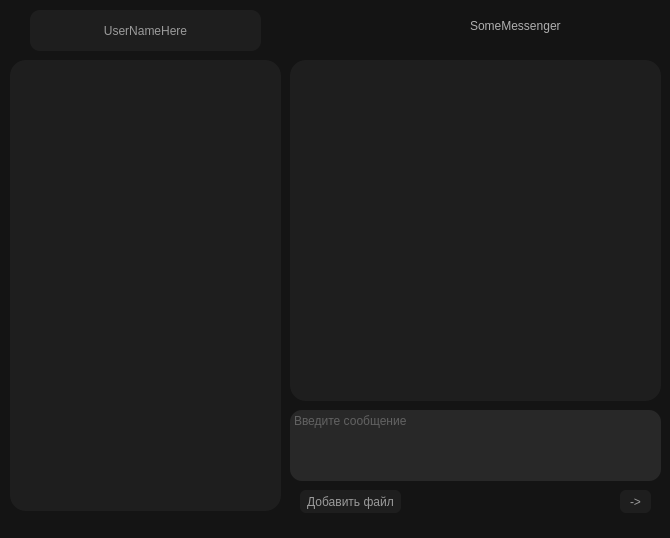
Before: the Qt Designer form biggerInterface/mainwindow.ui in BlackB0w/QtInterface, drawn with Qt 5.
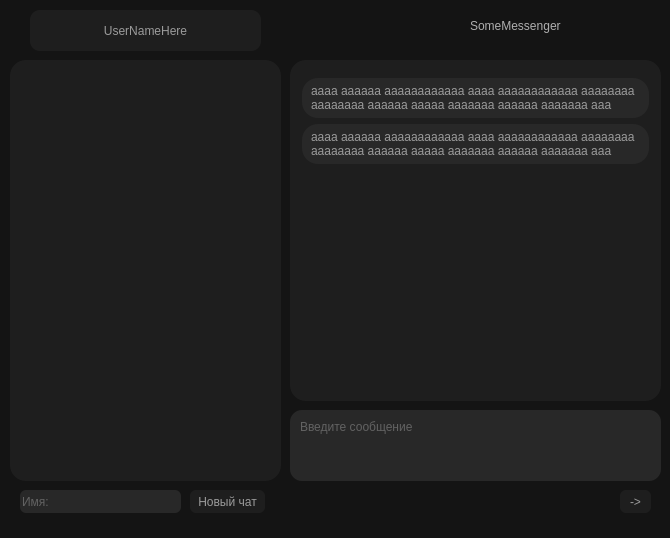
After: the same form once the commit is applied.

What changed in the file:
```diff
--- a/biggerInterface/mainwindow.ui
+++ b/biggerInterface/mainwindow.ui
@@ -10,6 +10,18 @@
     <height>538</height>
    </rect>
   </property>
+  <property name="minimumSize">
+   <size>
+    <width>670</width>
+    <height>538</height>
+   </size>
+  </property>
+  <property name="maximumSize">
+   <size>
+    <width>670</width>
+    <height>538</height>
+   </size>
+  </property>
   <property name="windowTitle">
    <string>MainWindow</string>
   </property>
@@ -55,6 +67,24 @@
       <height>341</height>
      </rect>
     </property>
+    <property name="sizePolicy">
+     <sizepolicy hsizetype="Fixed" vsizetype="Fixed">
+      <horstretch>0</horstretch>
+      <verstretch>0</verstretch>
+     </sizepolicy>
+    </property>
+    <property name="minimumSize">
+     <size>
+      <width>371</width>
+      <height>341</height>
+     </size>
+    </property>
+    <property name="maximumSize">
+     <size>
+      <width>371</width>
+      <height>341</height>
+     </size>
+    </property>
     <property name="styleSheet">
      <string notr="true">QListWidget{
 	border-radius: 16px;
@@ -67,40 +97,28 @@
 
 QListWidget::item {
     background-color: rgb(40,40,40);
-	border:6px solid rgb(30,30,30);
+	margin-top: 6px;
 	border-radius: 16px;
+	padding: 6px;
 }
-</string>
-    </property>
-   </widget>
-   <widget class="QPushButton" name="pushButton">
-    <property name="geometry">
-     <rect>
-      <x>300</x>
-      <y>490</y>
-      <width>101</width>
-      <height>23</height>
-     </rect>
-    </property>
-    <property name="styleSheet">
-     <string notr="true">QPushButton{
-	border-radius: 6px;
-	background-color: rgb(30,30,30);
+QListWidget::item:selected{
 	color: rgb(155,155,155);
-	
-	font: 10pt &quot;Cambria&quot;;
-}
-QPushButton:pressed{
-	border-radius: 6px;
-	background-color: rgb(90,90,90);
-	color: rgb(220,220,220);
-	
-	font: 10pt &quot;Cambria&quot;;
+	font: 12pt &quot;Cambria&quot;;
 }</string>
     </property>
-    <property name="text">
-     <string>Добавить файл</string>
+    <property name="wordWrap">
+     <bool>true</bool>
     </property>
+    <item>
+     <property name="text">
+      <string>aaaa aaaaaa aaaaaaaaaaaa aaaa aaaaaaaaaaaa aaaaaaaa aaaaaaaa aaaaaa aaaaa aaaaaaa aaaaaa aaaaaaa aaa</string>
+     </property>
+    </item>
+    <item>
+     <property name="text">
+      <string>aaaa aaaaaa aaaaaaaaaaaa aaaa aaaaaaaaaaaa aaaaaaaa aaaaaaaa aaaaaa aaaaa aaaaaaa aaaaaa aaaaaaa aaa</string>
+     </property>
+    </item>
    </widget>
    <widget class="QTextEdit" name="msgEdit">
     <property name="geometry">
@@ -118,7 +136,8 @@
 font: italic 10pt &quot;Cambria&quot;;
 border-radius: 12px;
 border-style: solid;
-border-color: rgb(0, 0, 0)
+border-color: rgb(0, 0, 0);
+padding: 6px;
 }
 </string>
     </property>
@@ -139,9 +158,15 @@
       <x>10</x>
       <y>60</y>
       <width>271</width>
-      <height>451</height>
+      <height>421</height>
      </rect>
     </property>
+    <property name="sizePolicy">
+     <sizepolicy hsizetype="Fixed" vsizetype="Fixed">
+      <horstretch>0</horstretch>
+      <verstretch>0</verstretch>
+     </sizepolicy>
+    </property>
     <property name="styleSheet">
      <string notr="true">QListWidget{
 	border-radius: 16px;
@@ -220,6 +245,56 @@
      <string>SomeMessenger</string>
     </property>
    </widget>
+   <widget class="QPushButton" name="newDialogButton">
+    <property name="geometry">
+     <rect>
+      <x>190</x>
+      <y>490</y>
+      <width>75</width>
+      <height>23</height>
+     </rect>
+    </property>
+    <property name="styleSheet">
+     <string notr="true">QPushButton{
+	border-radius: 6px;
+	background-color: rgb(30,30,30);
+	color: rgb(155,155,155);
+	
+	font: 10pt &quot;Cambria&quot;;
+}
+QPushButton:pressed{
+	border-radius: 6px;
+	background-color: rgb(90,90,90);
+	color: rgb(220,220,220);
+	
+	font: 10pt &quot;Cambria&quot;;
+}</string>
+    </property>
+    <property name="text">
+     <string>Новый чат</string>
+    </property>
+   </widget>
+   <widget class="QLineEdit" name="newDialogEdit">
+    <property name="geometry">
+     <rect>
+      <x>20</x>
+      <y>490</y>
+      <width>161</width>
+      <height>23</height>
+     </rect>
+    </property>
+    <property name="styleSheet">
+     <string notr="true">QLineEdit{
+color: rgb(155,155,155);
+background-color: rgb(40,40,40);
+border-radius: 6px;
+font: 12pt &quot;Cambria&quot;;
+}</string>
+    </property>
+    <property name="placeholderText">
+     <string>Имя:</string>
+    </property>
+   </widget>
   </widget>
   <widget class="QStatusBar" name="statusbar"/>
  </widget>
```
Left out of the diff: 2 changed lines with no effect on the pictures.
